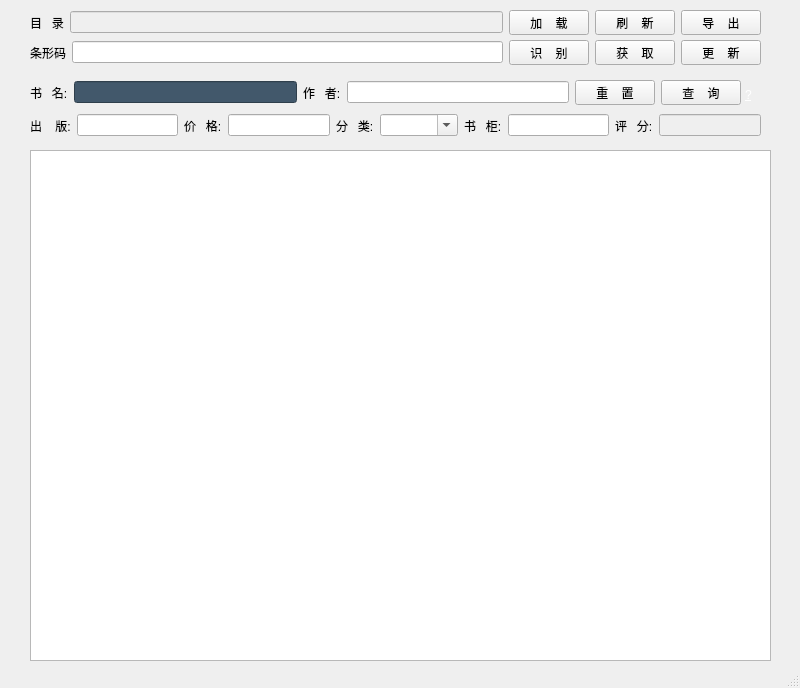
Before: the Qt Designer form tools/BookList.ui in etony/myPyTool, drawn with Qt 5.
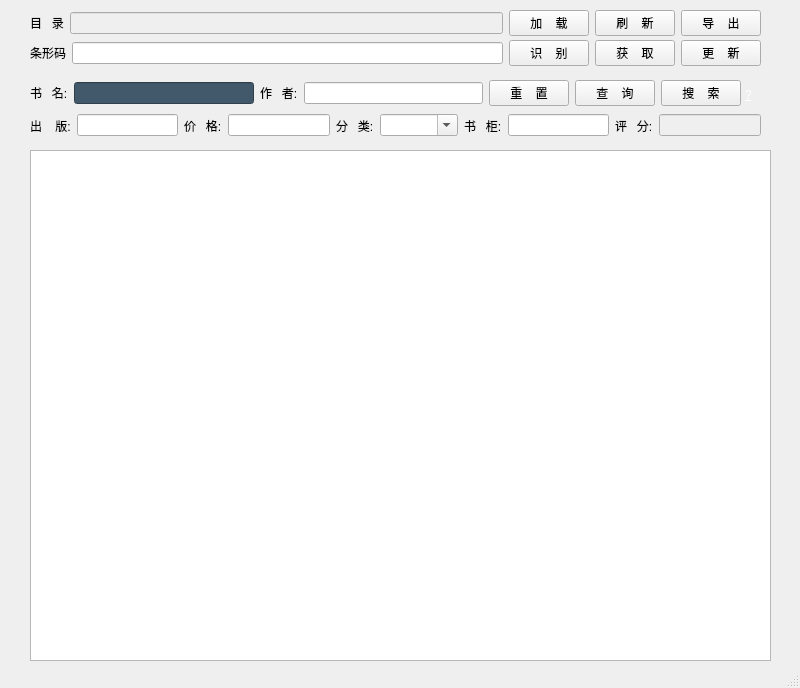
After: the same form once the commit is applied. Icons and pictures are not drawn.

What changed in the file:
```diff
--- a/tools/BookList.ui
+++ b/tools/BookList.ui
@@ -46,7 +46,7 @@
       <x>30</x>
       <y>10</y>
       <width>731</width>
-      <height>25</height>
+      <height>26</height>
      </rect>
     </property>
     <layout class="QHBoxLayout" name="horizontalLayout">
@@ -114,7 +114,7 @@
       <x>30</x>
       <y>80</y>
       <width>711</width>
-      <height>25</height>
+      <height>26</height>
      </rect>
     </property>
     <layout class="QHBoxLayout" name="horizontalLayout_3">
@@ -166,6 +166,16 @@
        </property>
       </widget>
      </item>
+     <item>
+      <widget class="QPushButton" name="pb_search_douban">
+       <property name="toolTip">
+        <string>根据给出内容查询列表</string>
+       </property>
+       <property name="text">
+        <string>搜    索</string>
+       </property>
+      </widget>
+     </item>
     </layout>
    </widget>
    <widget class="QWidget" name="layoutWidget">
@@ -262,7 +272,7 @@
       <x>30</x>
       <y>40</y>
       <width>731</width>
-      <height>25</height>
+      <height>26</height>
      </rect>
     </property>
     <layout class="QHBoxLayout" name="horizontalLayout_2">
```
